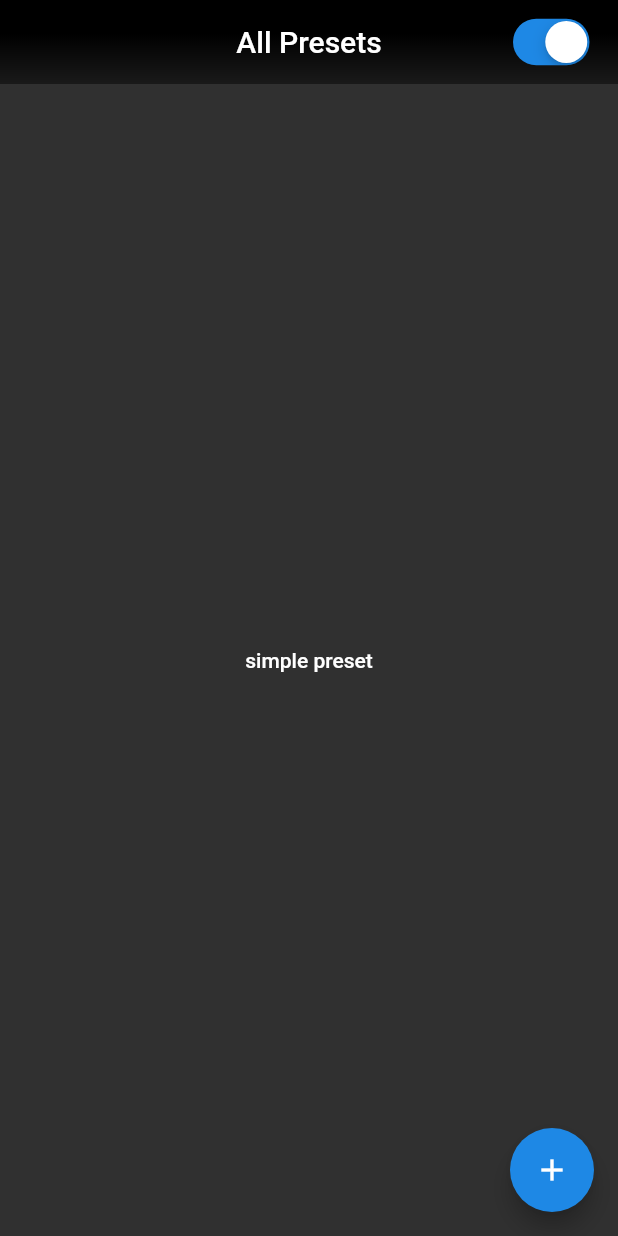
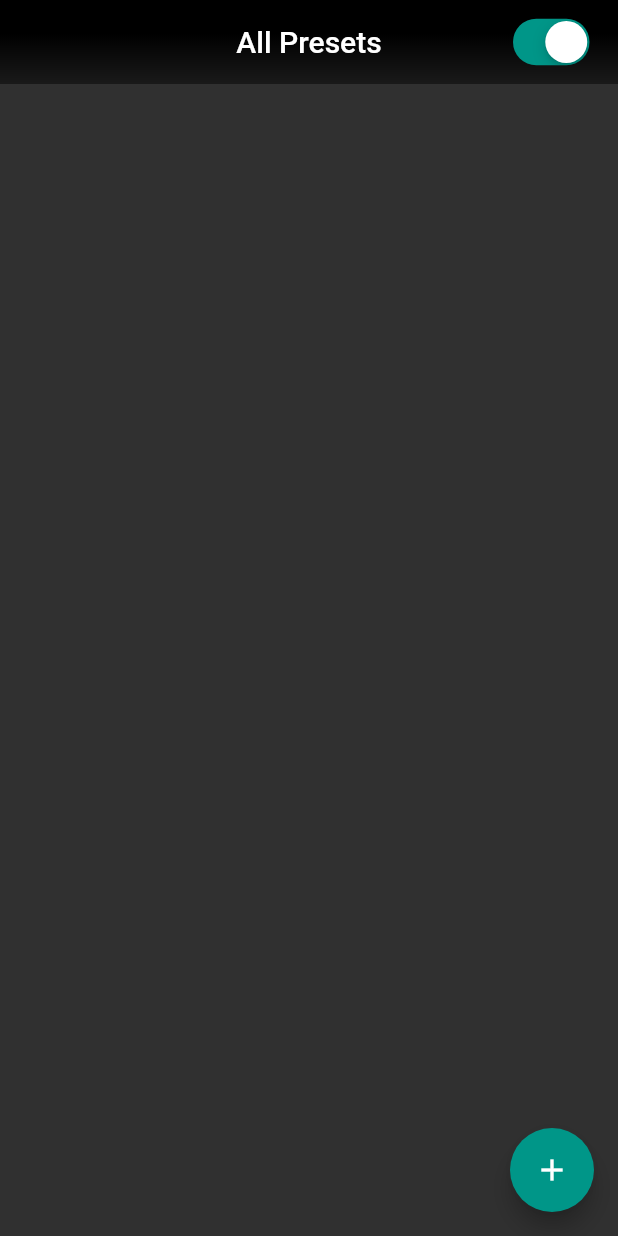
Before and after one commit to fischi1/LEDctrl, a Flutter app: the screen it shows after launch, on a phone screen of 412 x 824 dp. Run offline on Flutter 3.47's test engine with Material 2 defaults, Android fonts, the phone set to English and light mode, and no system bars; our stand-ins replace flutter_colorpicker.

Commit message:
changed theme colors

```diff
--- a/lib/components/slider/SliderAnimatedAlign.dart
+++ b/lib/components/slider/SliderAnimatedAlign.dart
@@ -27,7 +27,7 @@ class _SliderAnimatedAlignState extends State<SliderAnimatedAlign> {
           widget.onEnd();
         }
       },
-      duration: const Duration(milliseconds: 400),
+      duration: const Duration(milliseconds: 500),
       curve: Curves.linearToEaseOut,
       child: widget.child,
     );
--- a/lib/main.dart
+++ b/lib/main.dart
@@ -11,6 +11,8 @@ class MyApp extends StatelessWidget {
       theme: ThemeData(
         brightness: Brightness.dark,
         secondaryHeaderColor: Colors.white,
+        buttonColor: Colors.teal,
+        accentColor: Colors.tealAccent,
       ),
       home: PresetOverviewPage(),
     );
--- a/lib/views/PresetOverviewPage.dart
+++ b/lib/views/PresetOverviewPage.dart
@@ -64,17 +64,7 @@ class _PresetOverviewPageState extends State<PresetOverviewPage> {
         backgroundColor: Theme.of(context).buttonColor,
       ),
       body: Center(
-        child: MaterialButton(
-          onPressed: () {
-            Navigator.push(
-              context,
-              new CupertinoPageRoute(
-                builder: (context) => new SimplePresetPage(),
-              ),
-            );
-          },
-          child: Text("simple preset"),
-        ),
+        child: Container(),
       ),
     );
   }
```
